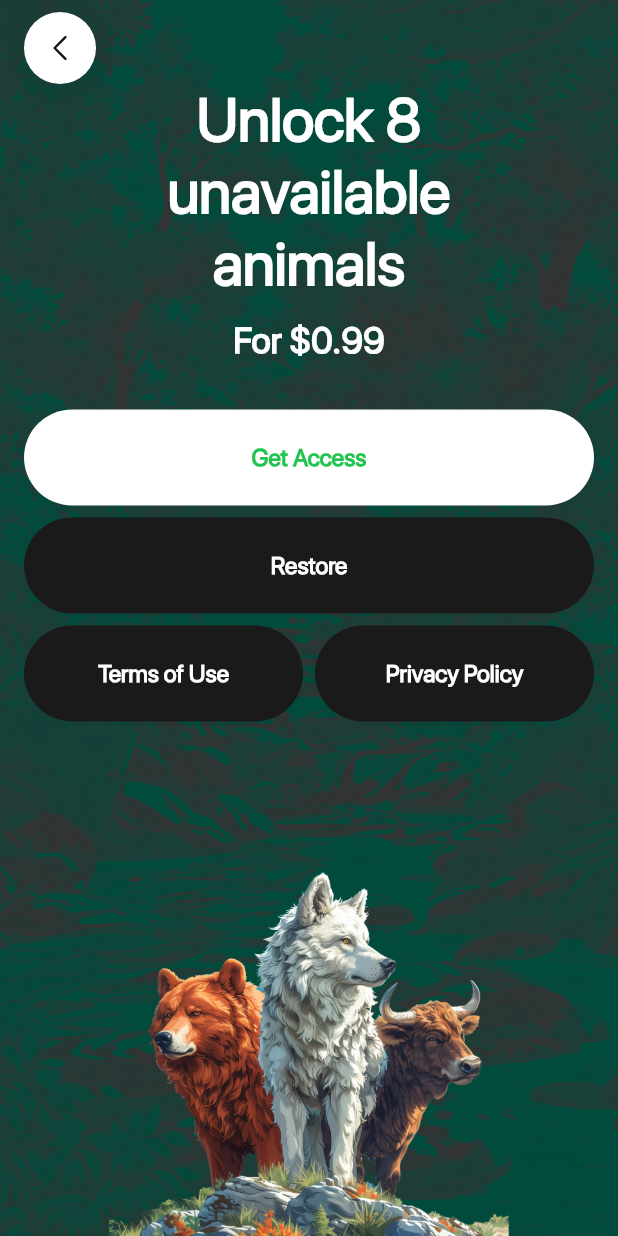
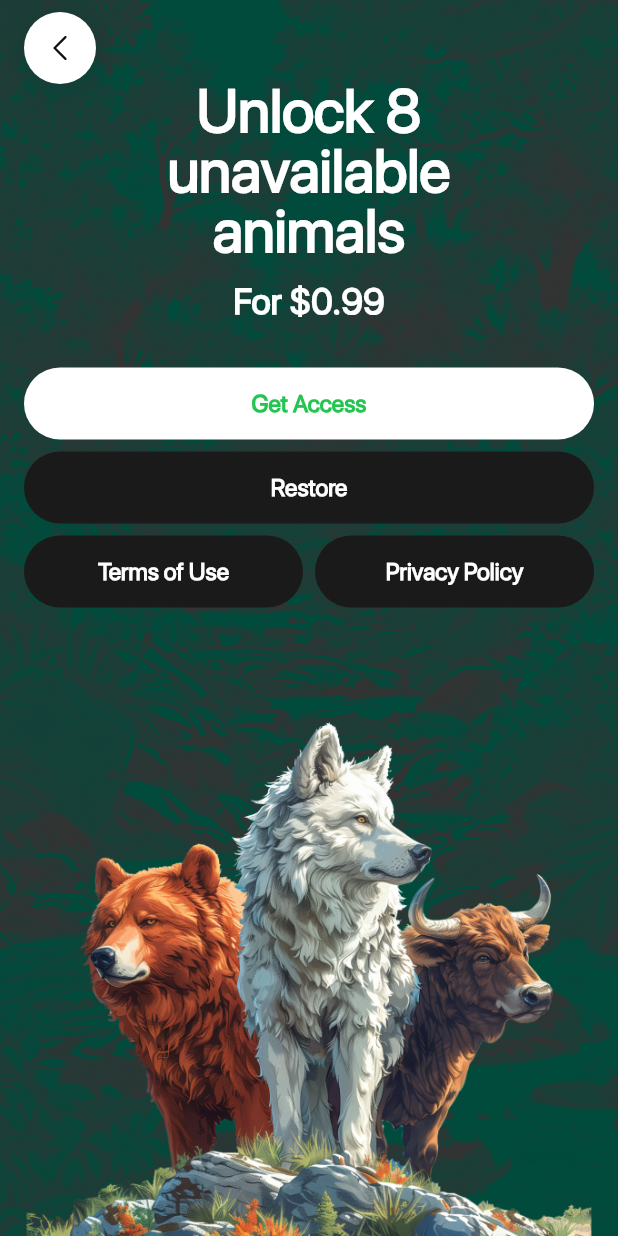
Before and after one commit to Fidan-android/animals, a Flutter app: the PremiumPage screen opened by its route, on a phone screen of 412 x 824 dp. Run offline on Flutter 3.47's test engine with Material 3 defaults, Android fonts, the phone set to English and light mode, and no system bars; our stand-ins replace auto_route, carousel_slider, equatable, flutter_mobx, flutter_svg, hive and 3 more; accounts and stored records are empty; generated files the repository leaves out were written again.

Commit message:
fixed bugs

```diff
--- a/lib/data/repository/animal_repository.dart
+++ b/lib/data/repository/animal_repository.dart
@@ -4,6 +4,9 @@ import 'package:hive/hive.dart';
 
 class AnimalRepository extends IAnimalRepository {
   final _animalBox = Hive.box<AnimalModel>('animal_box');
+
+  @override
+  List<AnimalModel> onGetAnimals() => _animalBox.values.toList();
 
   @override
   List<AnimalModel> onGetFreeAnimals() {
--- a/lib/domain/repository/i_animal_repository.dart
+++ b/lib/domain/repository/i_animal_repository.dart
@@ -1,6 +1,8 @@
 import 'package:animals/data/hive/models/animal/animal_model.dart';
 
 abstract class IAnimalRepository {
+  List<AnimalModel> onGetAnimals();
+
   List<AnimalModel> onGetFreeAnimals();
 
   List<AnimalModel> onGetPaidAnimals();
--- a/lib/presentation/premium/premium_page.dart
+++ b/lib/presentation/premium/premium_page.dart
@@ -56,7 +56,12 @@ class _PremiumPageState extends State<PremiumPage> {
           ),
           Align(
             alignment: Alignment.bottomCenter,
-            child: Image.asset("assets/images/premium/animals.png"),
+            child: SizedBox(
+                height: MediaQuery.of(context).size.height / 2.2,
+                child: Image.asset(
+                  "assets/images/premium/animals.png",
+                  fit: BoxFit.cover,
+                )),
           ),
           SafeArea(
             child: SizedBox(
@@ -100,11 +105,12 @@ class _PremiumPageState extends State<PremiumPage> {
                           ?.copyWith(
                               fontSize: 40,
                               fontWeight: FontWeight.w600,
-                              color: Colors.white),
+                              color: Colors.white,
+                              height: 1),
                       textAlign: TextAlign.center,
                     ),
                     Padding(
-                      padding: const EdgeInsets.only(top: 12),
+                      padding: const EdgeInsets.only(top: 10),
                       child: Text(
                         "For \$0.99",
                         style: Theme.of(context)
@@ -118,10 +124,10 @@ class _PremiumPageState extends State<PremiumPage> {
                       ),
                     ),
                     Padding(
-                      padding: const EdgeInsets.only(top: 32),
+                      padding: const EdgeInsets.only(top: 30),
                       child: SizedBox(
                         width: double.infinity,
-                        height: 64,
+                        height: 48,
                         child: ElevatedButton(
                           onPressed: () => _premiumState.onGetAccess(),
                           style: ElevatedButton.styleFrom(
@@ -147,7 +153,7 @@ class _PremiumPageState extends State<PremiumPage> {
                       padding: const EdgeInsets.only(top: 8),
                       child: SizedBox(
                         width: double.infinity,
-                        height: 64,
+                        height: 48,
                         child: ElevatedButton(
                           onPressed: () {},
                           style: ElevatedButton.styleFrom(
@@ -178,7 +184,7 @@ class _PremiumPageState extends State<PremiumPage> {
                             child: Padding(
                               padding: const EdgeInsets.only(right: 4),
                               child: SizedBox(
-                                height: 64,
+                                height: 48,
                                 child: ElevatedButton(
                                   onPressed: () {},
                                   style: ElevatedButton.styleFrom(
@@ -206,7 +212,7 @@ class _PremiumPageState extends State<PremiumPage> {
                             child: Padding(
                               padding: const EdgeInsets.only(left: 4),
                               child: SizedBox(
-                                height: 64,
+                                height: 48,
                                 child: ElevatedButton(
                                   onPressed: () {},
                                   style: ElevatedButton.styleFrom(
```
Also changed, not shown: lib/domain/state/main/main_state.dart (+7 -5 lines), lib/presentation/animal/animal_page.dart (+8 -3 lines), lib/presentation/main/main_page.dart (+29 -15 lines), lib/domain/state/main/main_state.g.dart.
